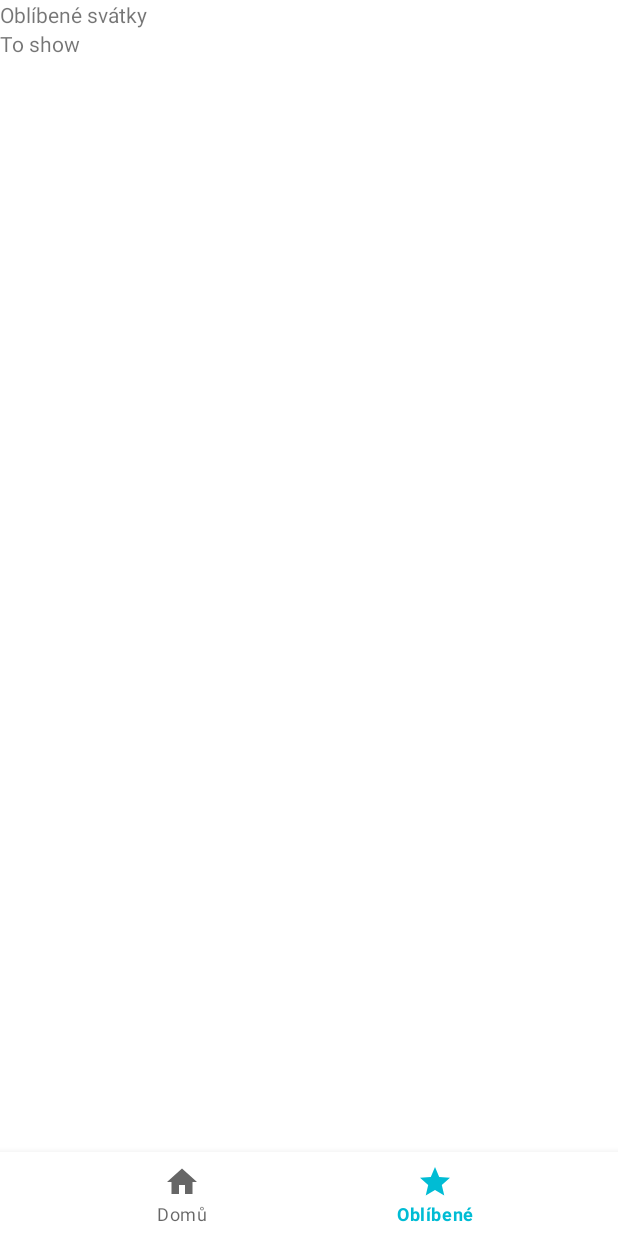
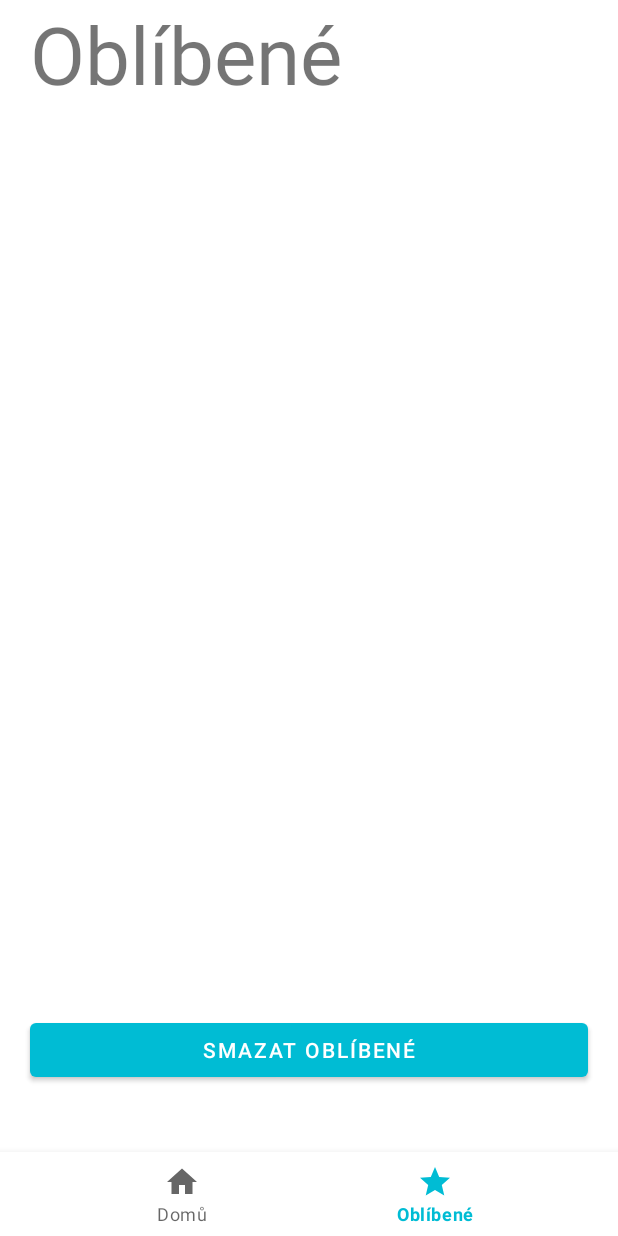
Before and after one commit to davidKolar175/svatecnik, an Android app: the screen it shows after launch (MainActivity), item 2 of the bottom bar chosen, on a phone screen of 412 x 824 dp. Run offline under Robolectric (Android 15) with nearby library versions, the phone set to English and light mode, and no system bars.

Commit message:
finalizacční úpravy před prezentací

```diff
--- a/app/src/main/java/com/example/svatecnik/AlarmsFragment.kt
+++ /dev/null
@@ -1,79 +0,0 @@
-package com.example.svatecnik
-
-import android.os.Bundle
-import android.view.LayoutInflater
-import android.view.View
-import android.view.ViewGroup
-import androidx.datastore.preferences.core.edit
-import androidx.fragment.app.Fragment
-import androidx.lifecycle.Observer
-import androidx.lifecycle.ViewModelProvider
-import androidx.lifecycle.asLiveData
-import kotlinx.android.synthetic.main.fragment_alarms.*
-import kotlinx.android.synthetic.main.fragment_home.*
-
-// TODO: Rename parameter arguments, choose names that match
-// the fragment initialization parameters, e.g. ARG_ITEM_NUMBER
-private const val ARG_PARAM1 = "param1"
-private const val ARG_PARAM2 = "param2"
-
-/**
- * A simple [Fragment] subclass.
- * Use the [AlarmsFragment.newInstance] factory method to
- * create an instance of this fragment.
- */
-class AlarmsFragment : Fragment() {
-    // TODO: Rename and change types of parameters
-    private var param1: String? = null
-    private var param2: String? = null
-
-    private lateinit var viewModel: MainViewModel
-
-    override fun onCreate(savedInstanceState: Bundle?) {
-        super.onCreate(savedInstanceState)
-        viewModel = ViewModelProvider(requireActivity()).get(MainViewModel::class.java);
-        //viewModel.fakeNames.observe(this, Observer { response -> favourite_text.text = response.first()})
-        viewModel.lastPlayedSong.asLiveData().observe(this) { response ->
-            if (response.isNotEmpty())
-                favourite_text.text = response.first()
-        }
-        arguments?.let {
-            param1 = it.getString(ARG_PARAM1)
-            param2 = it.getString(ARG_PARAM2)
-        }
-    }
-
-    override fun onCreateView(
-        inflater: LayoutInflater, container: ViewGroup?,
-        savedInstanceState: Bundle?
-    ): View? {
-        // Inflate the layout for this fragment
-        return inflater.inflate(R.layout.fragment_alarms, container, false)
-    }
-
-    override fun onViewCreated(view: View, savedInstanceState: Bundle?) {
-        super.onViewCreated(view, savedInstanceState)
-
-
-    }
-
-    companion object {
-        /**
-         * Use this factory method to create a new instance of
-         * this fragment using the provided parameters.
-         *
-         * @param param1 Parameter 1.
-         * @param param2 Parameter 2.
-         * @return A new instance of fragment AlarmsFragment.
-         */
-        // TODO: Rename and change types and number of parameters
-        @JvmStatic
-        fun newInstance(param1: String, param2: String) =
-            AlarmsFragment().apply {
-                arguments = Bundle().apply {
-                    putString(ARG_PARAM1, param1)
-                    putString(ARG_PARAM2, param2)
-                }
-            }
-    }
-}
--- /dev/null
+++ b/app/src/main/java/com/example/svatecnik/FavouritesFragment.kt
@@ -0,0 +1,39 @@
+package com.example.svatecnik
+
+import android.os.Bundle
+import android.view.LayoutInflater
+import android.view.View
+import android.view.ViewGroup
+import androidx.fragment.app.Fragment
+import androidx.lifecycle.ViewModelProvider
+import kotlinx.android.synthetic.main.fragment_favourites.*
+
+class FavouritesFragment : Fragment() {
+    private lateinit var viewModel: MainViewModel
+
+    override fun onCreate(savedInstanceState: Bundle?) {
+        super.onCreate(savedInstanceState)
+        viewModel = ViewModelProvider(requireActivity()).get(MainViewModel::class.java);
+        viewModel.favouriteNames.observe(this) {
+            if (it.isEmpty())
+                favourite_text.text = ""
+            else
+                favourite_text.text = it.joinToString { x -> "${x}\n" }.replace(", ", "")
+        }
+    }
+
+    override fun onCreateView(
+        inflater: LayoutInflater, container: ViewGroup?,
+        savedInstanceState: Bundle?
+    ): View? {
+        return inflater.inflate(R.layout.fragment_favourites, container, false)
+    }
+
+    override fun onViewCreated(view: View, savedInstanceState: Bundle?) {
+        super.onViewCreated(view, savedInstanceState)
+
+        delete_favourites.setOnClickListener {
+            viewModel.deleteFavouriteNames()
+        }
+    }
+}
--- a/app/src/main/java/com/example/svatecnik/HomeFragment.kt
+++ b/app/src/main/java/com/example/svatecnik/HomeFragment.kt
@@ -1,82 +1,67 @@
 package com.example.svatecnik
 
 import android.app.DatePickerDialog
-import android.content.Context
 import android.os.Bundle
 import android.view.LayoutInflater
 import android.view.View
 import android.view.ViewGroup
 import android.view.inputmethod.EditorInfo
 import androidx.fragment.app.Fragment
-import androidx.lifecycle.Observer
 import androidx.lifecycle.ViewModelProvider
-import com.example.svatecnik.utils.Constants.Companion.FAVOURITE_NAME_KEY
 import kotlinx.android.synthetic.main.fragment_home.*
 import java.text.SimpleDateFormat
 import java.util.*
 
-
-// TODO: Rename parameter arguments, choose names that match
-// the fragment initialization parameters, e.g. ARG_ITEM_NUMBER
-private const val ARG_PARAM1 = "param1"
-private const val ARG_PARAM2 = "param2"
-
-/**
- * A simple [Fragment] subclass.
- * Use the [HomeFragment.newInstance] factory method to
- * create an instance of this fragment.
- */
 class HomeFragment : Fragment() {
-    // TODO: Rename and change types of parameters
-    private var param1: String? = null
-    private var param2: String? = null
-
     private lateinit var viewModel: MainViewModel
+    private var currentName: String = ""
 
     override fun onCreate(savedInstanceState: Bundle?) {
         super.onCreate(savedInstanceState)
         viewModel = ViewModelProvider(requireActivity()).get(MainViewModel::class.java)
-        viewModel.myResponse.observe(this, Observer { response ->
-            if (response == null)
+        viewModel.svatekResponse.observe(this) { response ->
+            if (response == null) {
+                currentName = ""
                 today_name_text.text = "Nepodařilo se nalézt dané jméno!"
-            else
+            }
+            else {
+                currentName = response.name
                 today_name_text.text = formatDisplayedName(response.name, response.date)
-        })
-
-        arguments?.let {
-            param1 = it.getString(ARG_PARAM1)
-            param2 = it.getString(ARG_PARAM2)
+            }
         }
     }
 
     override fun onCreateView(
-        inflater: LayoutInflater, container: ViewGroup?,
+        inflater: LayoutInflater,
+        container: ViewGroup?,
         savedInstanceState: Bundle?
     ): View? {
-        // Inflate the layout for this fragment
         return inflater.inflate(R.layout.fragment_home, container, false)
     }
 
     override fun onViewCreated(view: View, savedInstanceState: Bundle?) {
         super.onViewCreated(view, savedInstanceState)
-        change_date.setOnClickListener{
+        change_date.setOnClickListener {
             val calendar = Calendar.getInstance()
-
-            val dpd = DatePickerDialog(requireActivity(), DatePickerDialog.OnDateSetListener { view, year, monthOfYear, dayOfMonth ->
-                val sdf = SimpleDateFormat("ddMM")
-                calendar.set(year, monthOfYear, dayOfMonth)
-                var dateString: String? = sdf.format(calendar.time)
-                if (dateString != null) {
+            val dpd = DatePickerDialog(
+                requireActivity(),
+                { _, year, monthOfYear, dayOfMonth ->
+                    val sdf = SimpleDateFormat("ddMM")
+                    calendar.set(year, monthOfYear, dayOfMonth)
+                    val dateString = sdf.format(calendar.time)
                     today_name_text.text = "Načítání..."
                     viewModel.getSvatekByDate(dateString)
                     name_input.text.clear()
-                }
-            }, calendar.get(Calendar.YEAR), calendar.get(Calendar.MONTH), calendar.get(Calendar.DAY_OF_MONTH))
+                },
+                calendar.get(Calendar.YEAR),
+                calendar.get(Calendar.MONTH),
+                calendar.get(Calendar.DAY_OF_MONTH)
+            )
 
             dpd.show()
         }
 
-        name_input.setOnEditorActionListener { v, actionId, event ->
+        name_input.setOnEditorActionListener { v, actionId, _ ->
             if (actionId == EditorInfo.IME_ACTION_DONE) {
                 today_name_text.text = "Načítání..."
                 viewModel.getSvatekByName(v.text.toString())
@@ -84,8 +69,9 @@ class HomeFragment : Fragment() {
             false
         }
 
-        star_button.setOnClickListener{
-            viewModel.setFakeName()
+        star_button.setOnClickListener {
+            if (currentName != "")
+                viewModel.addNewFavouriteName(currentName)
         }
     }
 
@@ -97,24 +83,4 @@ class HomeFragment : Fragment() {
         val sdf = SimpleDateFormat("d. MMMM ")
         return "${sdf.format(calendar.time)}\nslaví svátek\n$name";
     }
-
-    companion object {
-        /**
-         * Use this factory method to create a new instance of
-         * this fragment using the provided parameters.
-         *
-         * @param param1 Parameter 1.
-         * @param param2 Parameter 2.
-         * @return A new instance of fragment HomeFragment.
-         */
-        // TODO: Rename and change types and number of parameters
-        @JvmStatic
-        fun newInstance(param1: String, param2: String) =
-            HomeFragment().apply {
-                arguments = Bundle().apply {
-                    putString(ARG_PARAM1, param1)
-                    putString(ARG_PARAM2, param2)
-                }
-            }
-    }
 }
--- a/app/src/main/java/com/example/svatecnik/MainActivity.kt
+++ b/app/src/main/java/com/example/svatecnik/MainActivity.kt
@@ -1,6 +1,5 @@
 package com.example.svatecnik
 
-import android.content.Context
 import android.os.Bundle
 import androidx.appcompat.app.AppCompatActivity
 import androidx.core.splashscreen.SplashScreen.Companion.installSplashScreen
@@ -10,15 +9,15 @@ import androidx.datastore.preferences.preferencesDataStore
 import androidx.fragment.app.Fragment
 import androidx.lifecycle.ViewModelProvider
 import com.example.svatecnik.repository.Repository
-import com.example.svatecnik.utils.Constants.Companion.FAVOURITE_NAME_KEY
+import com.example.svatecnik.utils.Constants.Companion.SVATECNIK_DATA_STORE_KEY
 import kotlinx.android.synthetic.main.activity_main.*
 
 class MainActivity : AppCompatActivity() {
 
     private lateinit var viewModel: MainViewModel
     private val homeFragment = HomeFragment()
-    private val alarmsFragment = AlarmsFragment()
-    private val dataStore: DataStore<Preferences> by preferencesDataStore(FAVOURITE_NAME_KEY)
+    private val favouritesFragment = FavouritesFragment()
+    private val dataStore: DataStore<Preferences> by preferencesDataStore(SVATECNIK_DATA_STORE_KEY)
 
     override fun onCreate(savedInstanceState: Bundle?) {
         super.onCreate(savedInstanceState)
@@ -34,11 +33,23 @@ class MainActivity : AppCompatActivity() {
         }
 
         setContentView(R.layout.activity_main)
-        replaceFragment(homeFragment)
+
+        when (viewModel.isHomeFragmentShow.value) {
+            true -> replaceFragment(homeFragment)
+            false -> replaceFragment(favouritesFragment)
+            else -> replaceFragment(homeFragment)
+        }
+
         bottom_navbar.setOnItemSelectedListener {
             when (it.itemId) {
-                R.id.ic_home -> replaceFragment(homeFragment)
-                R.id.ic_alarms -> replaceFragment(alarmsFragment)
+                R.id.ic_home -> {
+                    viewModel.isHomeFragmentShow.value = true
+                    replaceFragment(homeFragment)
+                }
+                R.id.ic_favourites -> {
+                    viewModel.isHomeFragmentShow.value = false
+                    replaceFragment(favouritesFragment)
+                }
             }
             true
         }
@@ -46,9 +57,9 @@ class MainActivity : AppCompatActivity() {
 
     private fun replaceFragment(fragment: Fragment) {
         if (fragment != null) {
-            val transation = supportFragmentManager.beginTransaction()
-            transation.replace(R.id.fragment_container, fragment)
-            transation.commit()
+            val transaction = supportFragmentManager.beginTransaction()
+            transaction.replace(R.id.fragment_container, fragment)
+            transaction.commit()
         }
     }
 }
--- a/app/src/main/java/com/example/svatecnik/MainViewModel.kt
+++ b/app/src/main/java/com/example/svatecnik/MainViewModel.kt
@@ -1,25 +1,19 @@
 package com.example.svatecnik
 
-import android.util.Log
 import androidx.datastore.core.DataStore
 import androidx.datastore.preferences.core.Preferences
 import androidx.datastore.preferences.core.edit
 import androidx.lifecycle.MutableLiveData
 import androidx.lifecycle.ViewModel
-import androidx.lifecycle.asLiveData
 import androidx.lifecycle.viewModelScope
 import com.example.svatecnik.model.NameObject
 import com.example.svatecnik.repository.Repository
 import com.example.svatecnik.utils.Constants.Companion.FAVOURITE_NAMES_KEY
 import kotlinx.coroutines.delay
-import kotlinx.coroutines.flow.Flow
-import kotlinx.coroutines.flow.MutableStateFlow
-import kotlinx.coroutines.flow.asStateFlow
-import kotlinx.coroutines.flow.map
+import kotlinx.coroutines.flow.*
 import kotlinx.coroutines.launch
 import java.text.SimpleDateFormat
 import java.util.*
-
 
 class MainViewModel(
     private val repository: Repository,
@@ -28,33 +22,50 @@ class MainViewModel(
 
     private val _isLoading = MutableStateFlow(true)
     val isLoading = _isLoading.asStateFlow()
-    val myResponse: MutableLiveData<NameObject> = MutableLiveData()
-    val fakeNames: MutableLiveData<MutableList<String>> = MutableLiveData()
-
-
-    lateinit var lastPlayedSong: Flow<Set<String>>
+    val svatekResponse: MutableLiveData<NameObject> = MutableLiveData()
+    val favouriteNames: MutableLiveData<Set<String>> = MutableLiveData()
+    val isHomeFragmentShow: MutableLiveData<Boolean> = MutableLiveData()
 
     init {
         viewModelScope.launch {
+            isHomeFragmentShow.value = true
             getCurrentSvatek()
-            delay(2000)
+            delay(1500)
             _isLoading.value = false
-            fakeNames.value = mutableListOf("David")
 
-            lastPlayedSong = dataStore.data.map { preferences ->
-                preferences[FAVOURITE_NAMES_KEY] ?: buildSet { "asd" }
+            dataStore.data.map {
+                it[FAVOURITE_NAMES_KEY] ?: emptySet()
+            }.collect {
+                favouriteNames.value = it
             }
         }
     }
 
-    fun setFakeName() {
+    fun deleteFavouriteNames() {
         viewModelScope.launch {
+            dataStore.edit {
+                it[FAVOURITE_NAMES_KEY] = emptySet()
+            }
+        }
+    }
 
-            //fakeNames.value = mutableListOf("Igor")
-            dataStore.edit { settings ->
-                settings[FAVOURITE_NAMES_KEY] = buildSet { "Igor" }
+    fun addNewFavouriteName(newName: String) {
+        viewModelScope.launch {
+            val currentFavouriteNames = favouriteNames.value
+            val newMutableSet = mutableSetOf<String>()
+
+            if (currentFavouriteNames?.contains(newName) == true)
+                newMutableSet.addAll(currentFavouriteNames.filter { x -> x != newName })
+            else if (currentFavouriteNames != null) {
+                newMutableSet.addAll(currentFavouriteNames.toSet())
+                newMutableSet.add(newName)
             }
 
+            dataStore.edit { settings ->
+                val immutableSet: Set<String> = newMutableSet.toSet()
+                settings[FAVOURITE_NAMES_KEY] = immutableSet
+                favouriteNames.value = immutableSet
+            }
         }
     }
 
@@ -65,9 +76,9 @@ class MainViewModel(
             val response = repository.getSvatek(buildMap { put("date", currentDate) })
 
             if (response.isNotEmpty())
-                myResponse.value = response.first();
+                svatekResponse.value = response.first();
             else
-                myResponse.value = null
+                svatekResponse.value = null
         }
     }
 
@@ -76,9 +87,9 @@ class MainViewModel(
             val response = repository.getSvatek(buildMap { put("name", name) })
 
             if (response.isNotEmpty())
-                myResponse.value = response.first();
+                svatekResponse.value = response.first();
             else
-                myResponse.value = null
+                svatekResponse.value = null
         }
     }
 
@@ -87,9 +98,9 @@ class MainViewModel(
             val response = repository.getSvatek(buildMap { put("date", date) })
 
             if (response.isNotEmpty())
-                myResponse.value = response.first();
+                svatekResponse.value = response.first();
             else
-                myResponse.value = null
+                svatekResponse.value = null
         }
     }
 }
--- a/app/src/main/java/com/example/svatecnik/model/NameObject.kt
+++ b/app/src/main/java/com/example/svatecnik/model/NameObject.kt
@@ -1,6 +1,4 @@
 package com.example.svatecnik.model
-
-import java.util.*
 
 data class NameObject (
     val date: String,
--- a/app/src/main/java/com/example/svatecnik/repository/Repository.kt
+++ b/app/src/main/java/com/example/svatecnik/repository/Repository.kt
@@ -1,9 +1,7 @@
 package com.example.svatecnik.repository
 
-import android.util.Log
 import com.example.svatecnik.api.RetrofitInstance
 import com.example.svatecnik.model.NameObject
-import java.lang.Exception
 
 class Repository {
 
--- a/app/src/main/java/com/example/svatecnik/utils/Constants.kt
+++ b/app/src/main/java/com/example/svatecnik/utils/Constants.kt
@@ -1,12 +1,11 @@
 package com.example.svatecnik.utils
 
-import androidx.datastore.preferences.core.stringPreferencesKey
 import androidx.datastore.preferences.core.stringSetPreferencesKey
 
 class Constants {
     companion object {
         const val BASE_URL = "https://svatky.adresa.info"
-        const val FAVOURITE_NAME_KEY = "FavouriteNames"
+        const val SVATECNIK_DATA_STORE_KEY = "SvatecnikDataStoreKey"
 
         val FAVOURITE_NAMES_KEY = stringSetPreferencesKey("FavouriteNamesKey")
     }
--- a/app/src/main/res/layout/fragment_alarms.xml
+++ /dev/null
@@ -1,27 +0,0 @@
-<?xml version="1.0" encoding="utf-8"?>
-<LinearLayout xmlns:android="http://schemas.android.com/apk/res/android"
-    xmlns:tools="http://schemas.android.com/tools"
-    android:layout_width="match_parent"
-    android:orientation="vertical"
-    android:layout_height="match_parent"
-    tools:context=".AlarmsFragment">
-
-    <TextView
-        android:layout_width="match_parent"
-        android:layout_height="wrap_content"
-        android:text="Oblíbené svátky" />
-
-    <TextView
-        android:id="@+id/favourite_text"
-        android:layout_width="match_parent"
-        android:layout_height="wrap_content"
-        android:text="To show" />
-
-    <androidx.recyclerview.widget.RecyclerView
-        android:id="@+id/list"
-        android:layout_width="match_parent"
-        android:layout_height="match_parent"
-        android:paddingVertical="20dp"
-        android:scrollbars="vertical" />
-
-</LinearLayout>
--- /dev/null
+++ b/app/src/main/res/layout/fragment_favourites.xml
@@ -0,0 +1,34 @@
+<?xml version="1.0" encoding="utf-8"?>
+<LinearLayout xmlns:android="http://schemas.android.com/apk/res/android"
+    xmlns:tools="http://schemas.android.com/tools"
+    android:layout_width="match_parent"
+    android:layout_height="match_parent"
+    android:orientation="vertical"
+    tools:context=".FavouritesFragment">
+
+    <TextView
+        android:layout_width="match_parent"
+        android:layout_height="wrap_content"
+        android:layout_marginHorizontal="20dp"
+        android:text="Oblíbené "
+        android:textSize="24pt" />
+
+    <TextView
+        android:id="@+id/favourite_text"
+        android:layout_width="match_parent"
+        android:layout_height="0dp"
+        android:layout_marginHorizontal="20dp"
+        android:layout_weight="1"
+        android:text=""
+        android:textSize="12pt" />
+
+    <Button
+        android:id="@+id/delete_favourites"
+        android:layout_width="match_parent"
+        android:layout_height="wrap_content"
+        android:layout_gravity="bottom"
+        android:layout_marginHorizontal="20dp"
+        android:layout_marginBottom="100dp"
+        android:text="Smazat oblíbené" />
+
+</LinearLayout>
--- a/app/src/main/res/menu/menu.xml
+++ b/app/src/main/res/menu/menu.xml
@@ -5,7 +5,7 @@
         android:icon="@drawable/ic_home"
         android:title="Domů" />
     <item
-        android:id="@+id/ic_alarms"
+        android:id="@+id/ic_favourites"
         android:icon="@drawable/ic_baseline_star_24"
         android:title="Oblíbené" />
 </menu>
```
Also changed, not shown: app/src/main/java/com/example/svatecnik/datastore/NameManager.kt (deleted, +0 -35 lines).
